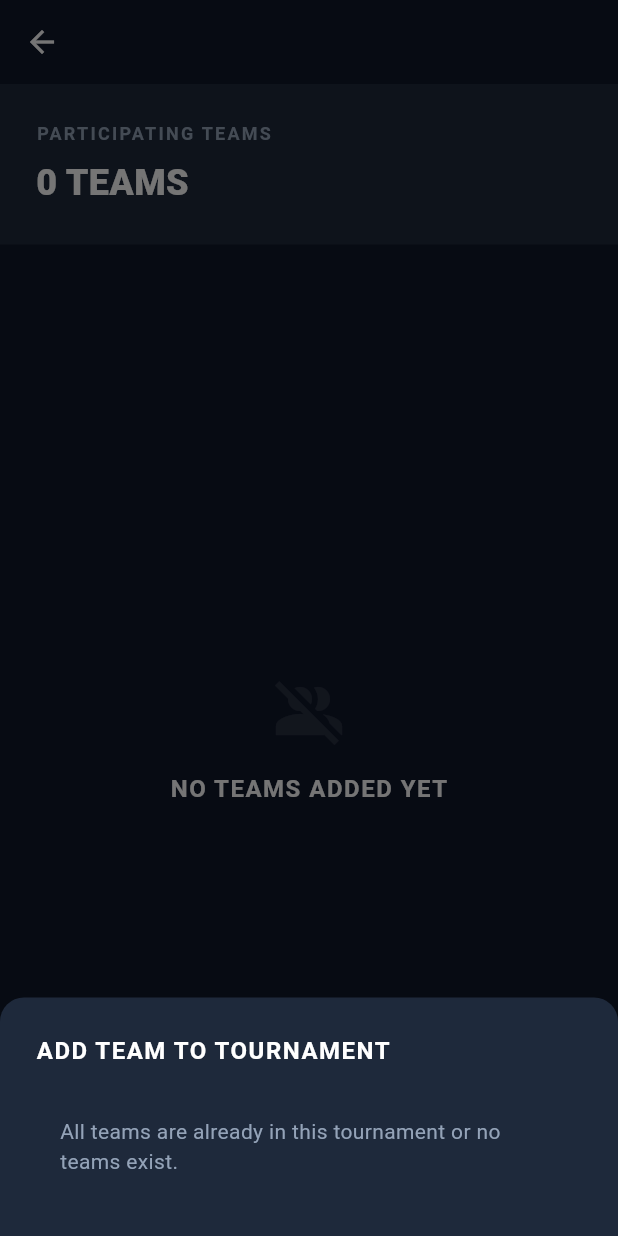
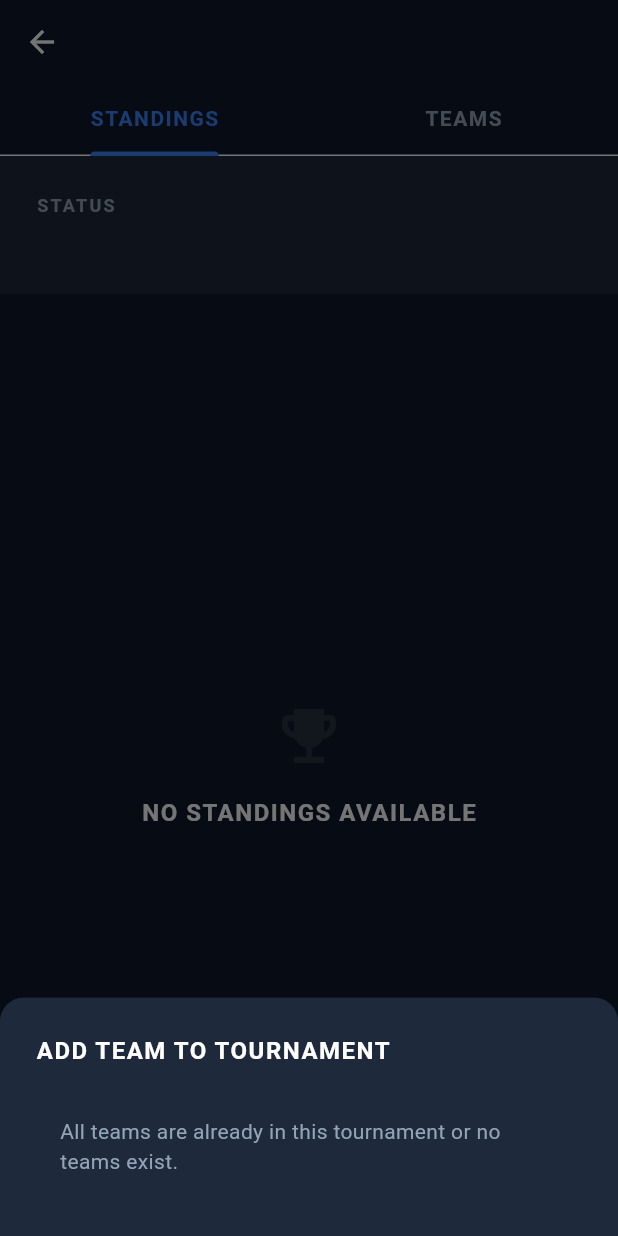
Before and after one commit to YusaEmirMetin/Rotation, a Flutter app: the TournamentDetailScreen screen opened directly with empty values, after a tap on "ADD TEAM", on a phone screen of 412 x 824 dp. Run offline on Flutter 3.47's test engine with Material 3 defaults, Android fonts, the phone set to English and light mode, and no system bars; missing offline and left inert: stomp_dart_client; network calls fail.

Commit message:
Faz 2: Standings Backend & Frontend Implementation

```diff
--- a/mobile_app/lib/tournament_detail_screen.dart
+++ b/mobile_app/lib/tournament_detail_screen.dart
@@ -25,6 +25,7 @@ class _TournamentDetailScreenState extends State<TournamentDetailScreen> {
   bool _isLoading = true;
   List<dynamic> _tournamentTeams = [];
   List<dynamic> _allTeams = [];
+  List<dynamic> _standings = [];
 
   @override
   void initState() {
@@ -41,11 +42,17 @@ class _TournamentDetailScreenState extends State<TournamentDetailScreen> {
       // 2. Sistemdeki tüm takımları al (Ekleme listesi için)
       final resTeams = await http.get(Uri.parse('$kBaseUrl/api/teams'));
 
+      // 3. Puan Durumunu al
+      final resStandings = await http.get(Uri.parse('$kBaseUrl/api/tournaments/${widget.tournament['id']}/standings'));
+
       if (resTour.statusCode == 200 && resTeams.statusCode == 200) {
         final tourData = json.decode(utf8.decode(resTour.bodyBytes));
         setState(() {
           _tournamentTeams = tourData['teams'] ?? [];
           _allTeams = json.decode(utf8.decode(resTeams.bodyBytes));
+          if (resStandings.statusCode == 200) {
+            _standings = json.decode(utf8.decode(resStandings.bodyBytes));
+          }
           _isLoading = false;
         });
       }
@@ -140,7 +147,9 @@ class _TournamentDetailScreenState extends State<TournamentDetailScreen> {
 
   @override
   Widget build(BuildContext context) {
-    return AnnotatedRegion<SystemUiOverlayStyle>(
+    return DefaultTabController(
+      length: 2,
+      child: AnnotatedRegion<SystemUiOverlayStyle>(
         value: SystemUiOverlayStyle.light,
         child: Scaffold(
           backgroundColor: kBg,
@@ -155,6 +164,16 @@ class _TournamentDetailScreenState extends State<TournamentDetailScreen> {
               widget.tournament['tournamentName']?.toString().toUpperCase() ?? 'DETAILS',
               style: const TextStyle(fontSize: 16, fontWeight: FontWeight.bold, letterSpacing: 1),
             ),
+            bottom: const TabBar(
+              indicatorColor: kPrimary,
+              labelColor: kPrimary,
+              unselectedLabelColor: kTextSub,
+              labelStyle: TextStyle(fontWeight: FontWeight.bold, letterSpacing: 1),
+              tabs: [
+                Tab(text: 'STANDINGS'),
+                Tab(text: 'TEAMS'),
+              ],
+            ),
           ),
           body: _isLoading
               ? const Center(child: CircularProgressIndicator(color: kPrimary))
@@ -165,15 +184,17 @@ class _TournamentDetailScreenState extends State<TournamentDetailScreen> {
                       padding: const EdgeInsets.all(24),
                       width: double.infinity,
                       color: kSurface,
-                    child: Column(
+                      child: Row(
+                        mainAxisAlignment: MainAxisAlignment.spaceBetween,
+                        children: [
+                          Column(
                             crossAxisAlignment: CrossAxisAlignment.start,
                             children: [
-                        const Text('PARTICIPATING TEAMS', style: TextStyle(color: kTextSub, fontSize: 12, letterSpacing: 1.5, fontWeight: FontWeight.bold)),
-                        const SizedBox(height: 8),
-                        Row(
-                          mainAxisAlignment: MainAxisAlignment.spaceBetween,
-                          children: [
-                            Text('${_tournamentTeams.length} TEAMS', style: const TextStyle(color: Colors.white, fontSize: 24, fontWeight: FontWeight.w900)),
+                              const Text('STATUS', style: TextStyle(color: kTextSub, fontSize: 12, letterSpacing: 1.5, fontWeight: FontWeight.bold)),
+                              const SizedBox(height: 4),
+                              Text(widget.tournament['tournamentStatus']?.toString().toUpperCase() ?? 'ACTIVE', style: const TextStyle(color: Colors.white, fontSize: 16, fontWeight: FontWeight.w900)),
+                            ],
+                          ),
                           if (_tournamentTeams.length >= 2)
                             ElevatedButton.icon(
                               onPressed: _startMatch,
@@ -181,18 +202,97 @@ class _TournamentDetailScreenState extends State<TournamentDetailScreen> {
                               label: const Text('START MATCH', style: TextStyle(color: Colors.white, fontWeight: FontWeight.bold)),
                               style: ElevatedButton.styleFrom(
                                 backgroundColor: kTeal,
-                                  padding: const EdgeInsets.symmetric(horizontal: 16, vertical: 8),
-                                  shape: RoundedRectangleBorder(borderRadius: BorderRadius.circular(8)),
+                                padding: const EdgeInsets.symmetric(horizontal: 16, vertical: 12),
+                                shape: RoundedRectangleBorder(borderRadius: BorderRadius.circular(4)), // Corporate sharp corner
                               ),
-                              ),
-                          ],
                             ),
                         ],
                       ),
                     ),
                     Expanded(
-                    child: _tournamentTeams.isEmpty
-                        ? Center(
+                      child: TabBarView(
+                        children: [
+                          // TAB 1: STANDINGS
+                          _buildStandingsTab(),
+
+                          // TAB 2: TEAMS
+                          _buildTeamsTab(),
+                        ],
+                      ),
+                    ),
+                  ],
+                ),
+          floatingActionButton: FloatingActionButton.extended(
+            backgroundColor: kPrimary,
+            shape: RoundedRectangleBorder(borderRadius: BorderRadius.circular(4)), // Sharp corner
+            onPressed: _showAddTeamSheet,
+            icon: const Icon(Icons.add, color: Colors.white),
+            label: const Text('ADD TEAM', style: TextStyle(color: Colors.white, fontWeight: FontWeight.bold)),
+          ),
+        ),
+      ),
+    );
+  }
+
+  Widget _buildStandingsTab() {
+    if (_standings.isEmpty) {
+      return Center(
+        child: Column(
+          mainAxisAlignment: MainAxisAlignment.center,
+          children: [
+            Icon(Icons.emoji_events, size: 48, color: Colors.white.withOpacity(0.1)),
+            const SizedBox(height: 16),
+            const Text('NO STANDINGS AVAILABLE', style: TextStyle(fontSize: 16, fontWeight: FontWeight.bold, color: Colors.white, letterSpacing: 1)),
+          ],
+        ),
+      );
+    }
+
+    return SingleChildScrollView(
+      scrollDirection: Axis.horizontal,
+      child: SingleChildScrollView(
+        child: DataTable(
+          headingTextStyle: const TextStyle(color: kTextSub, fontWeight: FontWeight.bold, fontSize: 12, letterSpacing: 1),
+          dataTextStyle: const TextStyle(color: Colors.white, fontSize: 14),
+          columnSpacing: 24,
+          columns: const [
+            DataColumn(label: Text('#')),
+            DataColumn(label: Text('TEAM')),
+            DataColumn(label: Text('P', tooltip: 'Played')),
+            DataColumn(label: Text('W', tooltip: 'Won')),
+            DataColumn(label: Text('L', tooltip: 'Lost')),
+            DataColumn(label: Text('PTS', tooltip: 'Points')),
+            DataColumn(label: Text('SW', tooltip: 'Sets Won')),
+            DataColumn(label: Text('SL', tooltip: 'Sets Lost')),
+          ],
+          rows: List.generate(_standings.length, (index) {
+            final st = _standings[index];
+            final team = st['team'] ?? {};
+            return DataRow(
+              color: MaterialStateProperty.resolveWith<Color?>((Set<MaterialState> states) {
+                if (index < 4) return kPrimary.withOpacity(0.05); // Playoff positions
+                return null; // Default
+              }),
+              cells: [
+                DataCell(Text('${index + 1}', style: const TextStyle(fontWeight: FontWeight.bold))),
+                DataCell(Text(team['name']?.toString().toUpperCase() ?? 'UNKNOWN', style: const TextStyle(fontWeight: FontWeight.bold))),
+                DataCell(Text('${st['playedMatches'] ?? 0}')),
+                DataCell(Text('${st['wins'] ?? 0}')),
+                DataCell(Text('${st['losses'] ?? 0}')),
+                DataCell(Text('${st['points'] ?? 0}', style: const TextStyle(fontWeight: FontWeight.bold, color: kTeal))),
+                DataCell(Text('${st['wonSets'] ?? 0}')),
+                DataCell(Text('${st['lostSets'] ?? 0}')),
+              ],
+            );
+          }),
+        ),
+      ),
+    );
+  }
+
+  Widget _buildTeamsTab() {
+    if (_tournamentTeams.isEmpty) {
+      return Center(
         child: Column(
           mainAxisAlignment: MainAxisAlignment.center,
           children: [
@@ -201,8 +301,10 @@ class _TournamentDetailScreenState extends State<TournamentDetailScreen> {
             const Text('NO TEAMS ADDED YET', style: TextStyle(fontSize: 16, fontWeight: FontWeight.bold, color: Colors.white, letterSpacing: 1)),
           ],
         ),
-                          )
-                        : ListView.builder(
+      );
+    }
+
+    return ListView.builder(
       padding: const EdgeInsets.all(16),
       itemCount: _tournamentTeams.length,
       itemBuilder: (context, index) {
@@ -227,17 +329,6 @@ class _TournamentDetailScreenState extends State<TournamentDetailScreen> {
           ),
         );
       },
-                          ),
-                  ),
-                ],
-              ),
-        floatingActionButton: FloatingActionButton.extended(
-          backgroundColor: kPrimary,
-          onPressed: _showAddTeamSheet,
-          icon: const Icon(Icons.add, color: Colors.white),
-          label: const Text('ADD TEAM', style: TextStyle(color: Colors.white, fontWeight: FontWeight.bold)),
-        ),
-      ),
     );
   }
 }
```
Also changed, not shown: 4 other files. Lines whose indentation alone changed are shown as unchanged.
